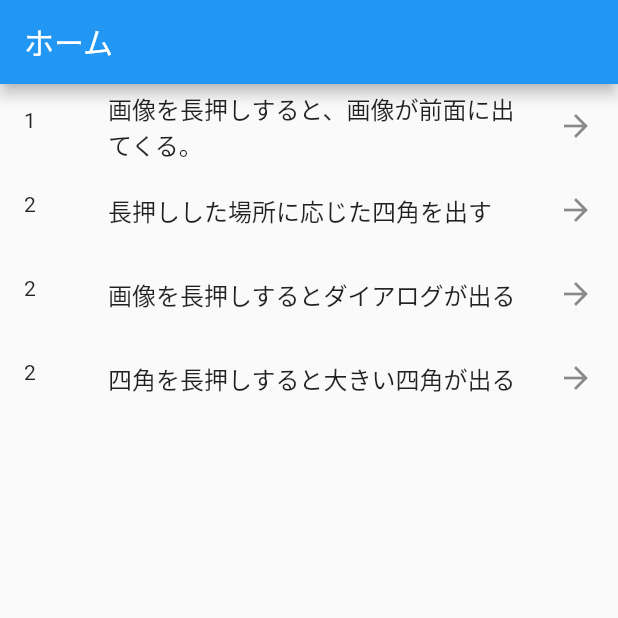
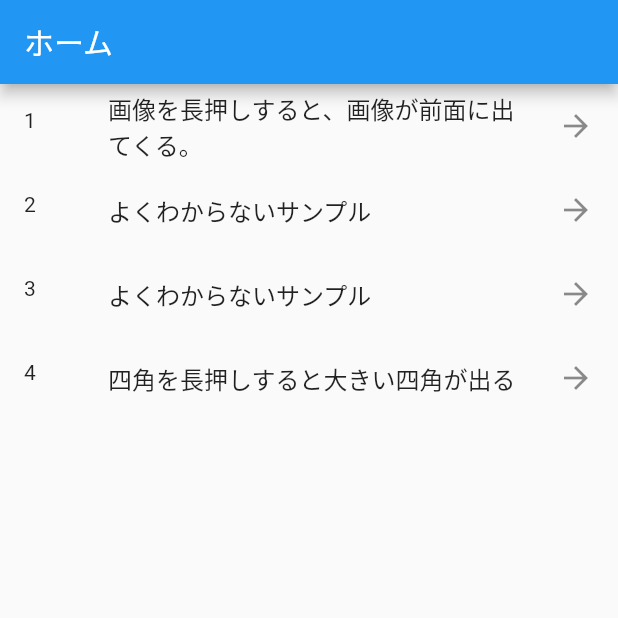
Before and after one commit to popy1017/flutter_ios_long_tap_menu, a Flutter app: the screen it shows after launch, on a phone screen of 412 x 824 dp, the top half of it. Run offline on Flutter 3.47's test engine with Material 2 defaults, Android fonts, the phone set to English and light mode, and no system bars; missing offline and left inert: flutter_vibrate.

Commit message:
タイトルを修正

```diff
--- a/lib/main.dart
+++ b/lib/main.dart
@@ -48,7 +48,7 @@ class Home extends StatelessWidget {
             },
           ),
           ListTile(
-            title: Text('長押しした場所に応じた四角を出す'),
+            title: Text('よくわからないサンプル'),
             leading: Text('2'),
             trailing: Icon(Icons.arrow_forward),
             onTap: () {
@@ -56,8 +56,8 @@ class Home extends StatelessWidget {
             },
           ),
           ListTile(
-            title: Text('画像を長押しするとダイアログが出る'),
-            leading: Text('2'),
+            title: Text('よくわからないサンプル'),
+            leading: Text('3'),
             trailing: Icon(Icons.arrow_forward),
             onTap: () {
               Navigator.pushNamed(context, '/sample3');
@@ -65,7 +65,7 @@ class Home extends StatelessWidget {
           ),
           ListTile(
             title: Text('四角を長押しすると大きい四角が出る'),
-            leading: Text('2'),
+            leading: Text('4'),
             trailing: Icon(Icons.arrow_forward),
             onTap: () {
               Navigator.pushNamed(context, '/sample4');
```
Also changed, not shown: 1 other file.
